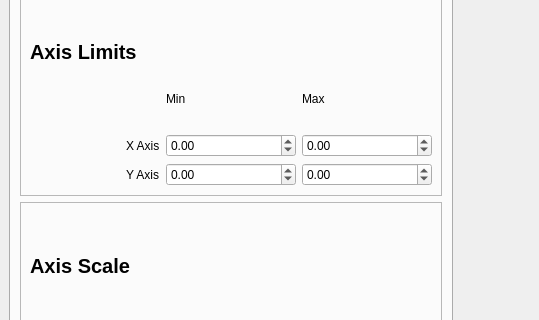
Qt form ui/plotter.ui (hadrianmontes/Plotter2) before a commit; both pictures show x 0 to 539 and y 96 to 416 of the 1106 by 697 pixel window.
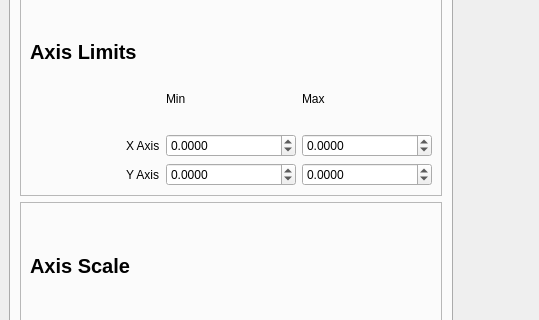
The same form after that commit. The open tabs and pages were chosen to show the change. Icons and pictures are not drawn.

Commit message: Changed precision in the axis limits

What changed in the file:
```diff
--- a/ui/plotter.ui
+++ b/ui/plotter.ui
@@ -439,6 +439,9 @@
              </item>
              <item row="2" column="1">
               <widget class="QDoubleSpinBox" name="xmin_val">
+               <property name="decimals">
+                <number>4</number>
+               </property>
                <property name="minimum">
                 <double>-99999.990000000005239</double>
                </property>
@@ -462,6 +465,9 @@
                <property name="buttonSymbols">
                 <enum>QAbstractSpinBox::UpDownArrows</enum>
                </property>
+               <property name="decimals">
+                <number>4</number>
+               </property>
                <property name="minimum">
                 <double>-99999.990000000005239</double>
                </property>
@@ -482,6 +488,9 @@
              </item>
              <item row="3" column="1">
               <widget class="QDoubleSpinBox" name="ymin_val">
+               <property name="decimals">
+                <number>4</number>
+               </property>
                <property name="minimum">
                 <double>-99999.990000000005239</double>
                </property>
@@ -495,6 +504,9 @@
              </item>
              <item row="3" column="2">
               <widget class="QDoubleSpinBox" name="ymax_val">
+               <property name="decimals">
+                <number>4</number>
+               </property>
                <property name="minimum">
                 <double>-99999.990000000005239</double>
                </property>
```
Left out of the diff: 2 changed lines with no effect on the pictures. The commit also changes 1 other file.
